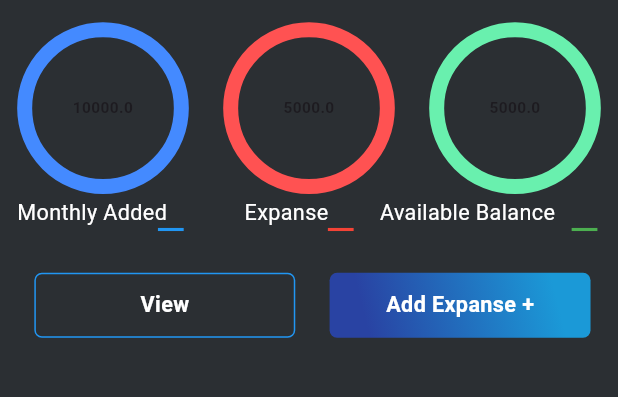
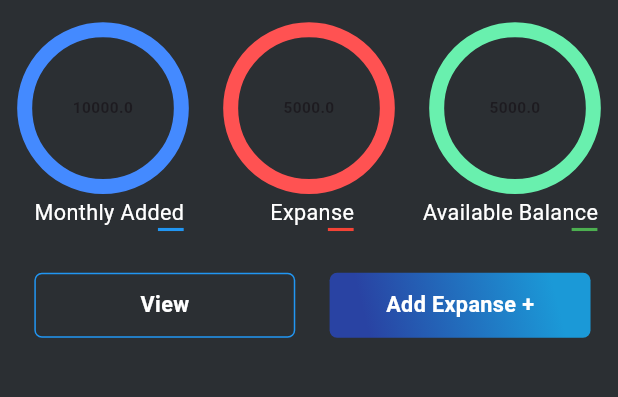
Before and after one commit to AAShayon01/hisab, a Flutter app: the Homepage screen opened directly, on a phone screen of 412 x 824 dp, the part 418-815 px from its top. Run offline on Flutter 3.47's test engine with Material 3 defaults, Android fonts, the phone set to English and light mode, and no system bars; our stand-ins replace firebase_auth, firebase_core, flutter_screenutil, google_sign_in; accounts and stored records are empty.

```diff
--- a/lib/data/model/Expanse.dart
+++ b/lib/data/model/Expanse.dart
@@ -1,10 +1,4 @@
-class Expense {
-  final DateTime date;
-  final String reason;
-  final double amount;
 
-  const Expense({required this.date, required this.reason, required this.amount});
-}
 
 class Earning{
   final String categoryName;
@@ -12,5 +6,13 @@ class Earning{
 
   const Earning({required this.categoryName, required this.amount,});
 
+}
 
+class Expense {
+  final String categoryName;
+  final DateTime date;
+  final String reason;
+  final double amount;
+
+  const Expense(this.categoryName, {required this.date, required this.reason, required this.amount});
 }
--- a/lib/view/screen/homepage.dart
+++ b/lib/view/screen/homepage.dart
@@ -1,13 +1,11 @@
 import 'package:flutter/material.dart';
 import 'package:flutter_screenutil/flutter_screenutil.dart';
 import 'package:hisab/utils/app_constant.dart';
-import 'package:hisab/view/widgets/aDDExpanse.dart';
 import 'package:hisab/view/widgets/addData.dart';
 import 'package:hisab/view/widgets/circularProgressIndicator.dart';
 import 'package:hisab/view/widgets/viewDetails.dart';
 import 'package:provider/provider.dart';
 import '../../provider/expanseProvider.dart';
-import '../widgets/custom_text_from_field.dart';
 class Homepage extends StatefulWidget {
   const Homepage({super.key});
 
@@ -22,6 +20,7 @@ class _HomepageState extends State<Homepage> {
   Widget build(BuildContext context) {
     final dd=Provider.of<DataDialogue>(context,);
     final ep=Provider.of<ExpenseProvider>(context,);
+    double totalAmount=ep.getAddedMoney();
     return Scaffold(
       resizeToAvoidBottomInset: true,
       backgroundColor: AppConst.appTFFBorderColor,
@@ -62,7 +61,7 @@ class _HomepageState extends State<Homepage> {
                                     width: 148.w,
                                     child: Text('Total Money Added',style: AppConst.appTextStyle,)),
                                 Text(' : ',style: AppConst.appTextStyle,),
-                                Text("${ep.getAddedMoney()} ",style: AppConst.appTextStyle,),
+                                Text("$totalAmount ",style: AppConst.appTextStyle,),
                                 Container(width: 1.w,color: Colors.blue,)
                               ],
                             ),
@@ -113,20 +112,7 @@ class _HomepageState extends State<Homepage> {
                   top: 105.h,
                   child: InkWell(
                     onTap: (){
-                      // showModalBottomSheet<void>(
-                      //   context: context,
-                      //   builder: (BuildContext context) {
-                      //     return SingleChildScrollView(
-                      //       child: Padding(
-                      //         padding: EdgeInsets.only(
-                      //             bottom: MediaQuery.of(context).viewInsets.bottom + 50.h),
-                          //    child: CreateWallet(),
-                      //       ),
-                      //     );
-                      //   },
-                      // );
                       dd.showAddMoneyBottomSheet(context);
-
                     },
                     child: Container(
                         decoration: BoxDecoration(
@@ -187,13 +173,16 @@ class _HomepageState extends State<Homepage> {
               Padding(padding: EdgeInsets.only(top: 10.h),
               child:Row(
                 children: [
-                  Text('Monthly Added',style: AppConst.hisabTextStyle, ),
                   Padding(
-                    padding:EdgeInsets.only(left: 45.w),
+                    padding:EdgeInsets.only(left: 10.w),
+                    child: Text('Monthly Added',style: AppConst.hisabTextStyle, ),
+                  ),
+                  Padding(
+                    padding:EdgeInsets.only(left: 50.w),
                     child: Text('Expanse',style: AppConst.hisabTextStyle, ),
                   ),
                   Padding(
-                    padding:EdgeInsets.only(left: 30.w),
+                    padding:EdgeInsets.only(left: 40.w),
                     child: Text('Available Balance',style: AppConst.hisabTextStyle, ),
                   ),
                 ],
@@ -264,7 +253,7 @@ class _HomepageState extends State<Homepage> {
 
                           decoration: BoxDecoration(
                             borderRadius: BorderRadius.circular(5),
-                            gradient: LinearGradient(
+                            gradient: const LinearGradient(
                               begin:  Alignment(0.71, -0.71),
                               end:  Alignment(-0.71, 0.71),
                               colors:  [Color(0xFF1B99D7), Color(0xFF2943A3)]
@@ -275,18 +264,6 @@ class _HomepageState extends State<Homepage> {
                           ),
                         ),
                         onTap: (){
-                        //   showModalBottomSheet<void>(
-                        //   context: context,
-                        //   builder: (BuildContext context) {
-                        //     return SingleChildScrollView(
-                        //       child: Padding(
-                        //         padding: EdgeInsets.only(
-                        //             bottom: MediaQuery.of(context).viewInsets.bottom ),
-                        //         child: AddExpanse(),
-                        //       ),
-                        //     );
-                        //   },
-                        // );
                           dd.showAddExpenseBottomSheet(context);
 
                           },
@@ -307,10 +284,4 @@ class _HomepageState extends State<Homepage> {
     );
   }
 
-  void _showSuccessSnackbar(BuildContext context, String message) {
-    ScaffoldMessenger.of(context).showSnackBar(SnackBar(
-      content: Text(message),
-      duration: Duration(seconds: 2),
-    ));
-  }
 }
```
Also changed, not shown: lib/provider/expanseProvider.dart (+4 -10 lines), lib/view/widgets/aDDExpanse.dart (deleted, +0 -103 lines), lib/view/widgets/addData.dart (+36 -15 lines), lib/view/widgets/viewDetails.dart (+0 -16 lines).
